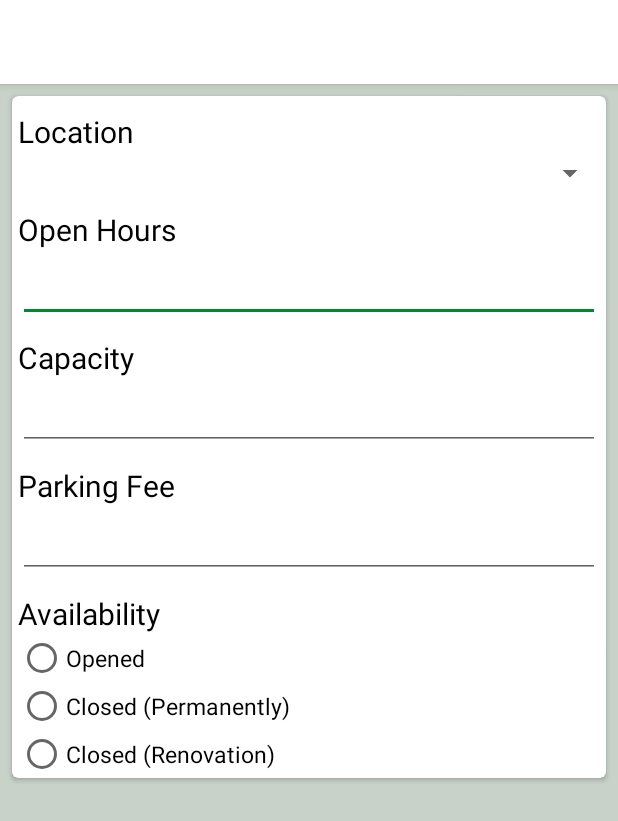
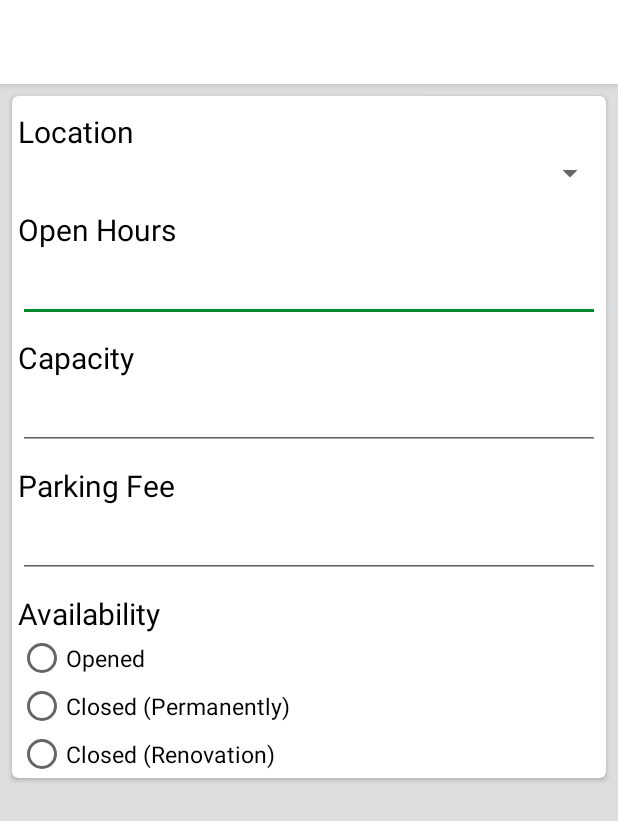
Before and after one commit to parkindev/ParkInApplication, an Android app: the fragment InfoReportFragment shown on its own in the app's theme, on a phone screen of 412 x 824 dp. Shown: the top 821 px of the screen. Run offline under Robolectric (Android 15) with nearby library versions, the phone set to English and light mode, and no system bars; network calls fail; 3 statements that could not run were skipped.

Commit message:
initial commit

```diff
--- a/app/src/main/res/values-v21/styles.xml
+++ b/app/src/main/res/values-v21/styles.xml
@@ -4,6 +4,7 @@
         <item name="windowActionBar">false</item>
         <item name="windowNoTitle">true</item>
         <item name="android:windowDrawsSystemBarBackgrounds">true</item>
-        <item name="android:statusBarColor">@android:color/transparent</item>
+        <item name="android:statusBarColor">@color/colorPrimaryDark</item>
     </style>
+
 </resources>
--- a/app/src/main/res/values/colors.xml
+++ b/app/src/main/res/values/colors.xml
@@ -1,9 +1,9 @@
 <?xml version="1.0" encoding="utf-8"?>
 <resources>
     <color name="colorPrimary">#FFFFFF</color>
-    <color name="colorPrimaryDark">#64C8D2C9</color>
+    <color name="colorPrimaryDark">#80555555</color>
     <color name="colorAccent">#00882B</color>
-    <color name="gray_background_color">#C8D2C9</color>
+    <color name="gray_background_color">#dcdee0</color>
     <color name="transparent_status_bar_color">#00000000</color>
     <color name="semi_transparent_status_bar_color">#80ffffff</color>
     <color name="darker_white">#FFC8C8C8</color>
--- a/app/src/main/res/values/styles.xml
+++ b/app/src/main/res/values/styles.xml
@@ -2,9 +2,10 @@
 
     <style name="AppTheme" parent="Theme.AppCompat.Light.DarkActionBar">
         <item name="colorPrimary">@color/colorPrimary</item> <!-- Text Color -->
-        <item name="colorPrimaryDark">@color/colorPrimaryDark</item> <!-- Statusbar Color-->
+        <item name="colorPrimaryDark">@color/colorPrimaryDark</item> <!-- Status bar Color-->
         <item name="colorAccent">@color/colorAccent</item>
         <item name="drawerArrowStyle">@style/ParkInDrawerArrowToggle</item>
+
     </style>
 
     <style name="AppTheme.NoActionBar" parent="Theme.AppCompat">
```
Also changed, not shown: app/src/main/java/com/example/thanyapat/parkinapplication/MainActivity.java (+11 -2 lines), app/src/main/java/com/example/thanyapat/parkinapplication/MapFragment.java (+7 -0 lines), app/src/main/res/layout/app_bar_main.xml (+9 -9 lines).
